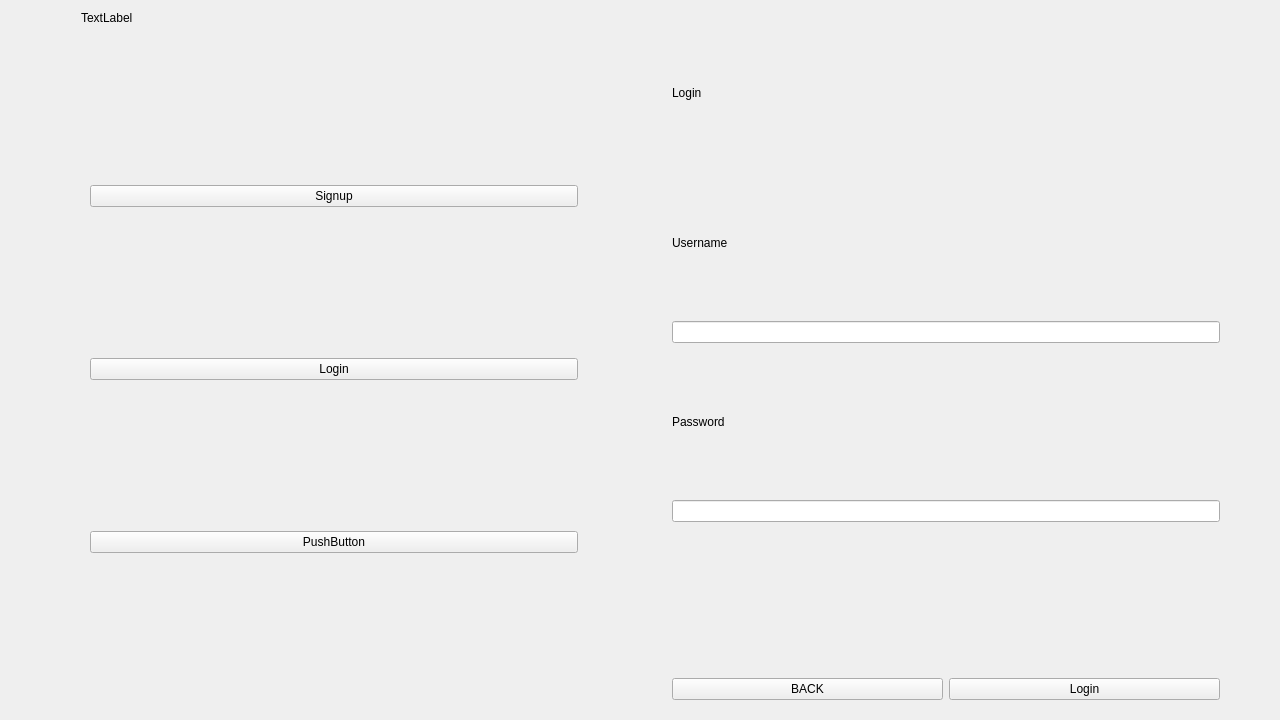
Before: the Qt Designer form mainmenu.ui in OVahidO/Slay_The_Spire, drawn with Qt 5.
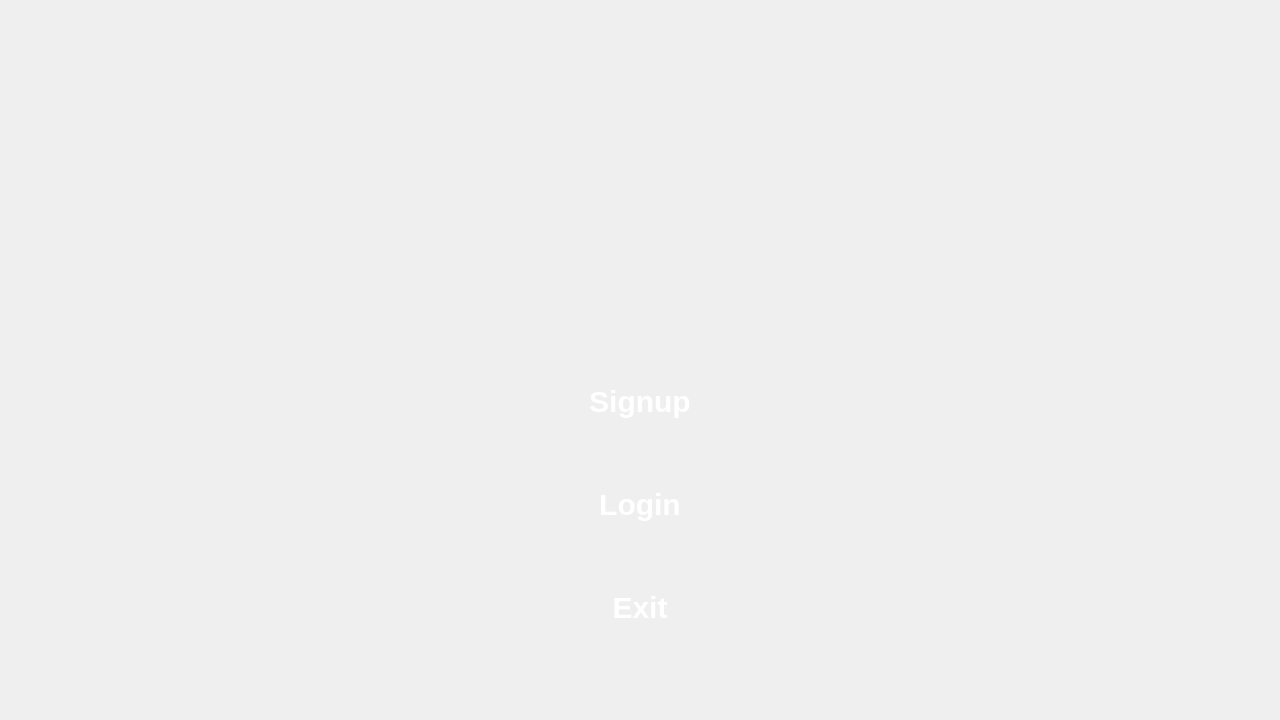
After: the same form once the commit is applied. The open tabs and pages were chosen to show the change.

Commit message: feat: update MainMenu UI and create Login_Signup QDialog

The edit to the form file:
```diff
--- a/mainmenu.ui
+++ b/mainmenu.ui
@@ -17,244 +17,181 @@
    <bool>false</bool>
   </property>
   <property name="styleSheet">
-   <string notr="true"/>
+   <string notr="true">QPushButton{
+	color: rgb(255, 255, 255);
+    border: none;
+    padding: 5px 5px;
+    border-radius: 3px;
+	font-size: 30px;
+    font-weight: bold;
+}
+
+QPushButton:hover{
+	color: rgb(255, 255, 0);
+}</string>
   </property>
-  <layout class="QHBoxLayout" name="horizontalLayout_2">
+  <layout class="QVBoxLayout" name="verticalLayout">
+   <property name="leftMargin">
+    <number>300</number>
+   </property>
+   <property name="topMargin">
+    <number>15</number>
+   </property>
+   <property name="rightMargin">
+    <number>300</number>
+   </property>
+   <property name="bottomMargin">
+    <number>10</number>
+   </property>
    <item>
-    <spacer name="horizontalSpacer_2">
-     <property name="orientation">
-      <enum>Qt::Orientation::Horizontal</enum>
-     </property>
-     <property name="sizeType">
-      <enum>QSizePolicy::Policy::Preferred</enum>
-     </property>
-     <property name="sizeHint" stdset="0">
-      <size>
-       <width>40</width>
-       <height>20</height>
-      </size>
-     </property>
-    </spacer>
-   </item>
-   <item>
-    <layout class="QVBoxLayout" name="verticalLayout">
-     <property name="leftMargin">
-      <number>30</number>
-     </property>
-     <property name="rightMargin">
-      <number>30</number>
-     </property>
+    <layout class="QHBoxLayout" name="horizontalLayout">
+     <item>
+      <spacer name="horizontalSpacer_2">
+       <property name="orientation">
+        <enum>Qt::Orientation::Horizontal</enum>
+       </property>
+       <property name="sizeHint" stdset="0">
+        <size>
+         <width>40</width>
+         <height>20</height>
+        </size>
+       </property>
+      </spacer>
+     </item>
      <item>
       <widget class="QLabel" name="Logo">
+       <property name="minimumSize">
+        <size>
+         <width>350</width>
+         <height>300</height>
+        </size>
+       </property>
+       <property name="maximumSize">
+        <size>
+         <width>350</width>
+         <height>300</height>
+        </size>
+       </property>
        <property name="text">
-        <string>TextLabel</string>
+        <string/>
        </property>
       </widget>
      </item>
      <item>
-      <widget class="QStackedWidget" name="MenuKeys">
-       <property name="currentIndex">
-        <number>0</number>
+      <spacer name="horizontalSpacer">
+       <property name="orientation">
+        <enum>Qt::Orientation::Horizontal</enum>
        </property>
-       <widget class="QWidget" name="login_signup">
-        <layout class="QVBoxLayout" name="verticalLayout_2">
-         <item>
-          <widget class="QPushButton" name="SignupButton">
-           <property name="text">
-            <string>Signup</string>
-           </property>
-          </widget>
-         </item>
-         <item>
-          <widget class="QPushButton" name="Loginbutton">
-           <property name="text">
-            <string>Login</string>
-           </property>
-          </widget>
-         </item>
-         <item>
-          <widget class="QPushButton" name="ExitButton">
-           <property name="text">
-            <string>PushButton</string>
-           </property>
-          </widget>
-         </item>
-        </layout>
-       </widget>
-       <widget class="QWidget" name="gameMenu"/>
-      </widget>
+       <property name="sizeHint" stdset="0">
+        <size>
+         <width>40</width>
+         <height>20</height>
+        </size>
+       </property>
+      </spacer>
      </item>
     </layout>
    </item>
    <item>
-    <spacer name="horizontalSpacer">
-     <property name="orientation">
-      <enum>Qt::Orientation::Horizontal</enum>
-     </property>
-     <property name="sizeType">
-      <enum>QSizePolicy::Policy::Preferred</enum>
-     </property>
-     <property name="sizeHint" stdset="0">
-      <size>
-       <width>40</width>
-       <height>20</height>
-      </size>
-     </property>
-    </spacer>
-   </item>
-   <item>
-    <widget class="QStackedWidget" name="Login_Signup_Stack">
+    <widget class="QStackedWidget" name="MenuKeys">
      <property name="currentIndex">
-      <number>2</number>
+      <number>1</number>
      </property>
-     <widget class="QWidget" name="Login">
-      <layout class="QVBoxLayout" name="verticalLayout_4">
+     <widget class="QWidget" name="login_signup">
+      <layout class="QVBoxLayout" name="verticalLayout_2">
+       <property name="spacing">
+        <number>0</number>
+       </property>
+       <property name="leftMargin">
+        <number>100</number>
+       </property>
+       <property name="topMargin">
+        <number>0</number>
+       </property>
+       <property name="rightMargin">
+        <number>100</number>
+       </property>
+       <property name="bottomMargin">
+        <number>20</number>
+       </property>
        <item>
-        <widget class="QLabel" name="loginTitleLabel">
-         <property name="text">
-          <string>Login</string>
+        <widget class="QPushButton" name="SignupButton">
+         <property name="cursor">
+          <cursorShape>PointingHandCursor</cursorShape>
          </property>
-        </widget>
-       </item>
-       <item>
-        <widget class="QLabel" name="LoginUsernameLabel">
-         <property name="text">
-          <string>Username</string>
-         </property>
-        </widget>
-       </item>
-       <item>
-        <widget class="QLineEdit" name="LoginUsernameInput"/>
-       </item>
-       <item>
-        <widget class="QLabel" name="LoginPasswordLabel">
-         <property name="text">
-          <string>Password</string>
-         </property>
-        </widget>
-       </item>
-       <item>
-        <widget class="QLineEdit" name="LoginPasswordInput"/>
-       </item>
-       <item>
-        <widget class="QLabel" name="LoginErrorLabel">
-         <property name="text">
-          <string/>
-         </property>
-        </widget>
-       </item>
-       <item>
-        <layout class="QHBoxLayout" name="horizontalLayout_4">
-         <item>
-          <widget class="QPushButton" name="BackButton_2">
-           <property name="text">
-            <string>BACK</string>
-           </property>
-          </widget>
-         </item>
-         <item>
-          <widget class="QPushButton" name="LoginEnterButton">
-           <property name="text">
-            <string>Login</string>
-           </property>
-          </widget>
-         </item>
-        </layout>
-       </item>
-      </layout>
-     </widget>
-     <widget class="QWidget" name="Signup">
-      <layout class="QVBoxLayout" name="verticalLayout_5">
-       <item>
-        <widget class="QLabel" name="titleLabel">
          <property name="text">
           <string>Signup</string>
          </property>
         </widget>
        </item>
        <item>
-        <widget class="QLabel" name="usernameLabel">
+        <widget class="QPushButton" name="Loginbutton">
+         <property name="cursor">
+          <cursorShape>PointingHandCursor</cursorShape>
+         </property>
          <property name="text">
-          <string>Username</string>
+          <string>Login</string>
          </property>
         </widget>
        </item>
        <item>
-        <widget class="QLineEdit" name="usernameInput"/>
+        <widget class="QPushButton" name="ExitButton">
+         <property name="cursor">
+          <cursorShape>PointingHandCursor</cursorShape>
+         </property>
+         <property name="text">
+          <string>Exit</string>
+         </property>
+        </widget>
        </item>
+      </layout>
+     </widget>
+     <widget class="QWidget" name="gameMenu">
+      <layout class="QVBoxLayout" name="verticalLayout_3">
        <item>
-        <widget class="QLabel" name="usernameErrorLabel">
+        <widget class="QPushButton" name="StartButton">
+         <property name="cursor">
+          <cursorShape>PointingHandCursor</cursorShape>
+         </property>
          <property name="text">
-          <string/>
+          <string>Start</string>
          </property>
         </widget>
        </item>
        <item>
-        <widget class="QLabel" name="passwordLabel">
+        <widget class="QPushButton" name="LeaderBoardButton">
+         <property name="cursor">
+          <cursorShape>PointingHandCursor</cursorShape>
+         </property>
          <property name="text">
-          <string>PASSWORD</string>
+          <string>LeaderBoard</string>
          </property>
         </widget>
        </item>
        <item>
-        <widget class="QLineEdit" name="passwordInput"/>
-       </item>
-       <item>
-        <widget class="QLabel" name="confirimPasswordLabel">
+        <widget class="QPushButton" name="Settingbutton">
+         <property name="cursor">
+          <cursorShape>PointingHandCursor</cursorShape>
+         </property>
          <property name="text">
-          <string>ConfirimPass</string>
+          <string>Setting</string>
          </property>
         </widget>
        </item>
        <item>
-        <widget class="QLineEdit" name="confirimPasswordInput"/>
-       </item>
-       <item>
-        <widget class="QLabel" name="passwordErrorLabel">
+        <widget class="QPushButton" name="ExitButton_2">
+         <property name="cursor">
+          <cursorShape>PointingHandCursor</cursorShape>
+         </property>
          <property name="text">
-          <string/>
+          <string>Exit</string>
          </property>
         </widget>
        </item>
-       <item>
-        <layout class="QHBoxLayout" name="horizontalLayout_3">
-         <item>
-          <widget class="QPushButton" name="BackButton">
-           <property name="text">
-            <string>BACK</string>
-           </property>
-          </widget>
-         </item>
-         <item>
-          <widget class="QPushButton" name="SignupEnterButton">
-           <property name="text">
-            <string>Signup</string>
-           </property>
-          </widget>
-         </item>
-        </layout>
-       </item>
       </layout>
      </widget>
-     <widget class="QWidget" name="page"/>
     </widget>
    </item>
-   <item>
-    <spacer name="horizontalSpacer_3">
-     <property name="orientation">
-      <enum>Qt::Orientation::Horizontal</enum>
-     </property>
-     <property name="sizeType">
-      <enum>QSizePolicy::Policy::Preferred</enum>
-     </property>
-     <property name="sizeHint" stdset="0">
-      <size>
-       <width>40</width>
-       <height>20</height>
-      </size>
-     </property>
-    </spacer>
-   </item>
   </layout>
  </widget>
  <resources/>
```
The commit also changes 11 other files.
